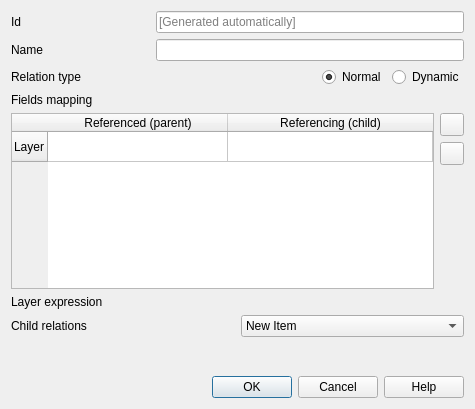
First picture: the form in src/ui/qgsrelationmanageradddialogbase.ui, repository suricactus/QGIS, before the edit.
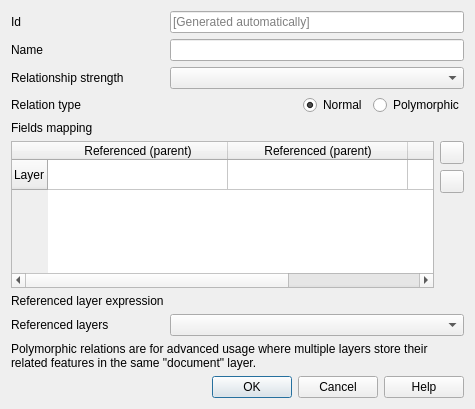
Second picture: the form after the edit. Icons and pictures are not drawn. Custom widgets are drawn as their Qt base class.

What changed in the file:
```diff
--- a/src/ui/qgsrelationmanageradddialogbase.ui
+++ b/src/ui/qgsrelationmanageradddialogbase.ui
@@ -14,35 +14,46 @@
    <string>Form</string>
   </property>
   <layout class="QGridLayout" name="gridLayout" columnstretch="1,2,0">
-   <item row="3" column="0">
-    <widget class="QLabel" name="mTypeLabel">
-     <property name="text">
-      <string>Relation type</string>
-     </property>
-    </widget>
+   <item row="6" column="2">
+    <layout class="QVBoxLayout" name="mFieldsMappingButtonsVBoxLayout">
+     <item>
+      <widget class="QToolButton" name="mFieldsMappingAddButton">
+       <property name="toolTip">
+        <string>Add new field pair as part of a composite foreign key</string>
+       </property>
+       <property name="icon">
+        <iconset theme="add">
+         <normaloff>.</normaloff>.</iconset>
+       </property>
+      </widget>
+     </item>
+     <item>
+      <widget class="QToolButton" name="mFieldsMappingRemoveButton">
+       <property name="toolTip">
+        <string>Remove the select or last pair of fields</string>
+       </property>
+       <property name="icon">
+        <iconset theme="remove">
+         <normaloff>.</normaloff>.</iconset>
+       </property>
+      </widget>
+     </item>
+     <item>
+      <spacer name="mFieldsMappingVSpacer">
+       <property name="orientation">
+        <enum>Qt::Vertical</enum>
+       </property>
+       <property name="sizeHint" stdset="0">
+        <size>
+         <width>20</width>
+         <height>40</height>
+        </size>
+       </property>
+      </spacer>
+     </item>
+    </layout>
    </item>
-   <item row="1" column="0">
-    <widget class="QLabel" name="mNameLabel">
-     <property name="text">
-      <string>Name</string>
-     </property>
-    </widget>
-   </item>
-   <item row="0" column="0">
-    <widget class="QLabel" name="mIdLabel">
-     <property name="text">
-      <string>Id</string>
-     </property>
-    </widget>
-   </item>
-   <item row="4" column="0">
-    <widget class="QLabel" name="mFieldsMappingLabel">
-     <property name="text">
-      <string>Fields mapping</string>
-     </property>
-    </widget>
-   </item>
-   <item row="5" column="0" colspan="2">
+   <item row="6" column="0" colspan="2">
     <widget class="QTableWidget" name="mFieldsMappingTable">
      <property name="selectionBehavior">
       <enum>QAbstractItemView::SelectRows</enum>
@@ -63,7 +74,12 @@
      </row>
      <column>
       <property name="text">
-       <string>Referenced (parent)</string>
+       <string comment="static relations">Referenced (parent)</string>
+      </property>
+     </column>
+     <column>
+      <property name="text">
+       <string comment="polymorphic relations">Referenced (parent)</string>
       </property>
      </column>
      <column>
@@ -73,40 +89,72 @@
      </column>
     </widget>
    </item>
-   <item row="5" column="2">
-    <layout class="QVBoxLayout" name="mFieldsMappingButtonsVBoxLayout">
-     <item>
-      <widget class="QToolButton" name="mFieldsMappingAddButton">
-       <property name="icon">
-        <iconset theme="add">
-         <normaloff>.</normaloff>.</iconset>
-       </property>
-      </widget>
-     </item>
-     <item>
-      <widget class="QToolButton" name="mFieldsMappingRemoveButton">
-       <property name="icon">
-        <iconset theme="remove">
-         <normaloff>.</normaloff>.</iconset>
-       </property>
-      </widget>
-     </item>
-     <item>
-      <spacer name="mFieldsMappingVSpacer">
-       <property name="orientation">
-        <enum>Qt::Vertical</enum>
-       </property>
-       <property name="sizeHint" stdset="0">
-        <size>
-         <width>20</width>
-         <height>40</height>
-        </size>
-       </property>
-      </spacer>
-     </item>
-    </layout>
+   <item row="7" column="0">
+    <widget class="QLabel" name="mReferencedLayerExpressionLabel">
+     <property name="text">
+      <string>Referenced layer expression</string>
+     </property>
+    </widget>
+   </item>
+   <item row="0" column="0">
+    <widget class="QLabel" name="mIdLabel">
+     <property name="text">
+      <string>Id</string>
+     </property>
+    </widget>
+   </item>
+   <item row="0" column="1" colspan="2">
+    <widget class="QLineEdit" name="mIdLineEdit">
+     <property name="placeholderText">
+      <string>[Generated automatically]</string>
+     </property>
+    </widget>
+   </item>
+   <item row="11" column="0" colspan="3">
+    <widget class="QDialogButtonBox" name="mButtonBox">
+     <property name="standardButtons">
+      <set>QDialogButtonBox::Cancel|QDialogButtonBox::Help|QDialogButtonBox::Ok</set>
+     </property>
+    </widget>
+   </item>
+   <item row="1" column="0">
+    <widget class="QLabel" name="mNameLabel">
+     <property name="text">
+      <string>Name</string>
+     </property>
+    </widget>
    </item>
    <item row="3" column="1" colspan="2">
+    <widget class="QComboBox" name="mRelationStrengthComboBox"/>
+   </item>
+   <item row="1" column="1" colspan="2">
+    <widget class="QLineEdit" name="mNameLineEdit"/>
+   </item>
+   <item row="5" column="0">
+    <widget class="QLabel" name="mFieldsMappingLabel">
+     <property name="text">
+      <string>Fields mapping</string>
+     </property>
+    </widget>
+   </item>
+   <item row="7" column="1" colspan="2">
+    <widget class="QgsFieldExpressionWidget" name="mReferencedLayerExpressionWidget"/>
+   </item>
+   <item row="3" column="0">
+    <widget class="QLabel" name="mRelationStrengthLabel">
+     <property name="text">
+      <string>Relationship strength</string>
+     </property>
+    </widget>
+   </item>
+   <item row="4" column="0">
+    <widget class="QLabel" name="mTypeLabel">
+     <property name="text">
+      <string>Relation type</string>
+     </property>
+    </widget>
+   </item>
+   <item row="4" column="1" colspan="2">
     <layout class="QHBoxLayout" name="mTypeHLayout">
      <item>
       <spacer name="mTypeHSpacer">
@@ -134,155 +182,29 @@
      <item>
       <widget class="QRadioButton" name="mDynamicTypeRadioButton">
        <property name="text">
-        <string>Dynamic</string>
+        <string>Polymorphic</string>
        </property>
       </widget>
      </item>
     </layout>
    </item>
-   <item row="1" column="1" colspan="2">
-    <widget class="QLineEdit" name="mNameLineEdit"/>
+   <item row="8" column="1" colspan="2">
+    <widget class="QgsCheckableComboBox" name="mComboBox"/>
    </item>
-   <item row="0" column="1" colspan="2">
-    <widget class="QLineEdit" name="mIdLineEdit">
-     <property name="placeholderText">
-      <string>[Generated automatically]</string>
+   <item row="8" column="0">
+    <widget class="QLabel" name="mReferencedLayersLabel">
+     <property name="text">
+      <string>Referenced layers</string>
      </property>
     </widget>
    </item>
-   <item row="6" column="0" colspan="3">
-    <widget class="QStackedWidget" name="mTypeStackedWidget">
-     <property name="currentIndex">
-      <number>1</number>
+   <item row="9" column="0" colspan="3">
+    <widget class="QLabel" name="mPolymorphicRelationHelpLabel">
+     <property name="text">
+      <string>Polymorphic relations are for advanced usage where multiple layers store their related features in the same &quot;document&quot; layer.</string>
      </property>
-     <widget class="QWidget" name="mNormalTypeWidget">
-      <layout class="QGridLayout" name="gridLayout_3" columnstretch="1,2">
-       <property name="leftMargin">
-        <number>0</number>
-       </property>
-       <property name="topMargin">
-        <number>0</number>
-       </property>
-       <property name="rightMargin">
-        <number>0</number>
-       </property>
-       <property name="bottomMargin">
-        <number>0</number>
-       </property>
-       <property name="horizontalSpacing">
-        <number>6</number>
-       </property>
-       <item row="0" column="0">
-        <widget class="QLabel" name="mRelationStrengthLabel">
-         <property name="text">
-          <string>Relationship strength</string>
-         </property>
-        </widget>
-       </item>
-       <item row="0" column="1">
-        <widget class="QComboBox" name="mRelationStrengthComboBox"/>
-       </item>
-       <item row="1" column="0">
-        <widget class="QLabel" name="mParentDynamicRelationLabel">
-         <property name="text">
-          <string>Parent dynamic relation</string>
-         </property>
-        </widget>
-       </item>
-       <item row="1" column="1">
-        <widget class="QComboBox" name="mParentDynamicRelationComboBox"/>
-       </item>
-       <item row="2" column="0" colspan="2">
-        <spacer name="mNormalTypeVSpacer">
-         <property name="orientation">
-          <enum>Qt::Vertical</enum>
-         </property>
-         <property name="sizeHint" stdset="0">
-          <size>
-           <width>20</width>
-           <height>40</height>
-          </size>
-         </property>
-        </spacer>
-       </item>
-      </layout>
-     </widget>
-     <widget class="QWidget" name="mDynamicTypeWidget">
-      <layout class="QGridLayout" name="gridLayout_2">
-       <property name="leftMargin">
-        <number>0</number>
-       </property>
-       <property name="topMargin">
-        <number>0</number>
-       </property>
-       <property name="rightMargin">
-        <number>0</number>
-       </property>
-       <property name="bottomMargin">
-        <number>0</number>
-       </property>
-       <item row="0" column="0">
-        <widget class="QLabel" name="mLayerExpressionLabel">
-         <property name="text">
-          <string>Layer expression</string>
-         </property>
-        </widget>
-       </item>
-       <item row="0" column="1">
-        <widget class="QgsFieldExpressionWidget" name="mLayerExpressionWidget"/>
-       </item>
-       <item row="1" column="0">
-        <widget class="QLabel" name="mChildRelationsLabel">
-         <property name="text">
-          <string>Child relations</string>
-         </property>
-        </widget>
-       </item>
-       <item row="1" column="1">
-        <widget class="QgsCheckableComboBox" name="mChildRelationsComboBox">
-         <item>
-          <property name="text">
-           <string>New Item</string>
-          </property>
-         </item>
-         <item>
-          <property name="text">
-           <string>New Item</string>
-          </property>
-         </item>
-         <item>
-          <property name="text">
-           <string>New Item</string>
-          </property>
-         </item>
-         <item>
-          <property name="text">
-           <string>New Item</string>
-          </property>
-         </item>
-        </widget>
-       </item>
-       <item row="2" column="0" colspan="2">
-        <spacer name="mDynamicTypeVSpacer">
-         <property name="orientation">
-          <enum>Qt::Vertical</enum>
-         </property>
-         <property name="sizeHint" stdset="0">
-          <size>
-           <width>20</width>
-           <height>40</height>
-          </size>
-         </property>
-        </spacer>
-       </item>
-      </layout>
-     </widget>
-    </widget>
-   </item>
-   <item row="7" column="0" colspan="3">
-    <widget class="QDialogButtonBox" name="mButtonBox">
-     <property name="standardButtons">
-      <set>QDialogButtonBox::Cancel|QDialogButtonBox::Help|QDialogButtonBox::Ok</set>
+     <property name="wordWrap">
+      <bool>true</bool>
      </property>
     </widget>
    </item>
```
Left out of the diff: 2 changed lines with no effect on the pictures.
